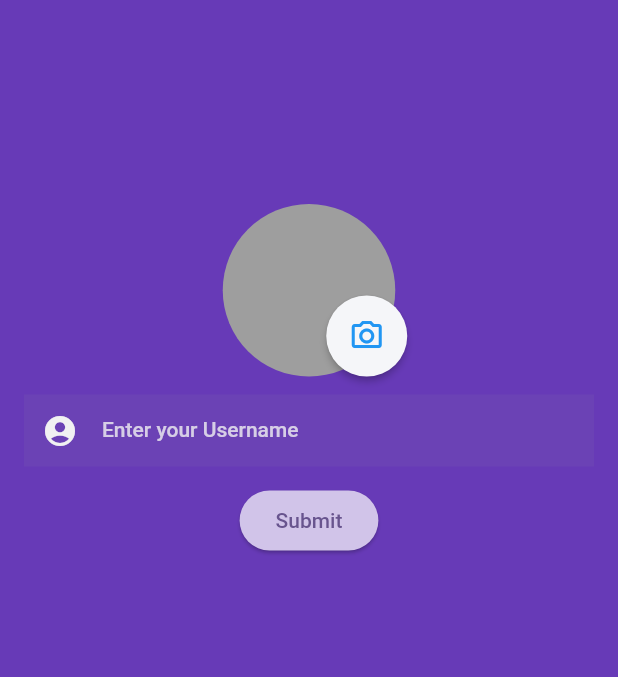
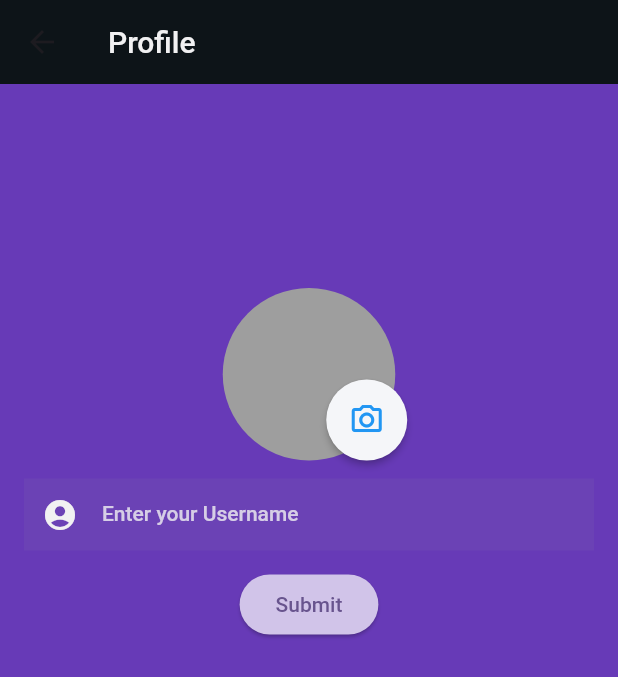
Before and after one commit to pranayjoshi/p_chat, a Flutter app: the ProfileScreen screen opened directly, on a phone screen of 412 x 824 dp. Shown: the top 677 px of the screen. Run offline on Flutter 3.47's test engine with Material 2 defaults, Android fonts, the phone set to English and light mode, and no system bars; our stand-ins replace cloud_firestore, firebase_auth, firebase_core, firebase_storage, flutter_riverpod, image_picker and 2 more; missing offline and left inert: dart:ffi, enough_giphy_flutter; accounts and stored records are empty.

Commit message:
added calc auth and mobile layout screen

```diff
--- a/lib/apps/auth/screens/profile.dart
+++ b/lib/apps/auth/screens/profile.dart
@@ -127,6 +127,12 @@ class _ProfileScreenState extends State<ProfileScreen> {
   Widget build(BuildContext context) {
 
     return Scaffold(
+      appBar: AppBar(
+        backgroundColor: appBarColor,
+        title: Text(
+          "Profile",
+          style: TextStyle(color: textColor),
+        )),
       backgroundColor: mainColor,
       body: SingleChildScrollView(
                 child: Padding(
```
Also changed, not shown: lib/apps/auth/screens/auth.dart (+9 -3 lines).
